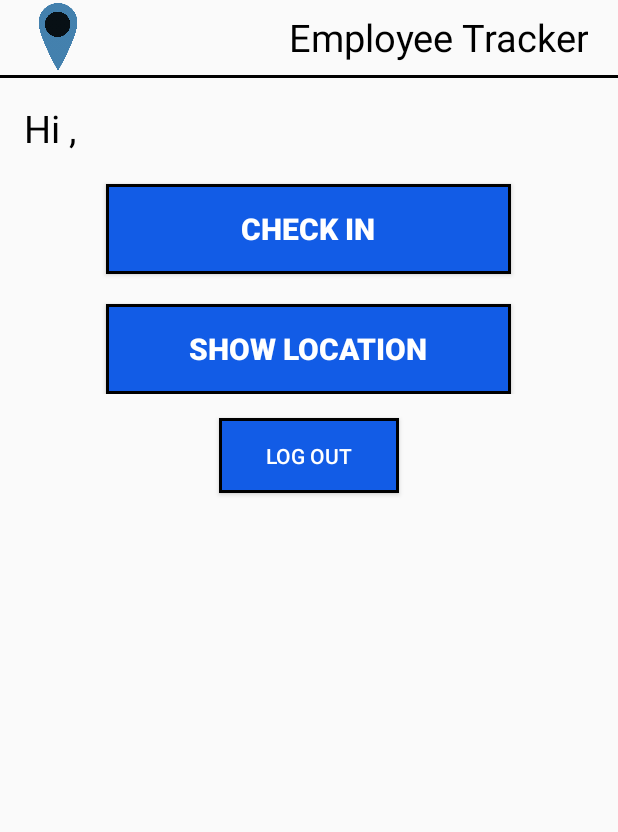
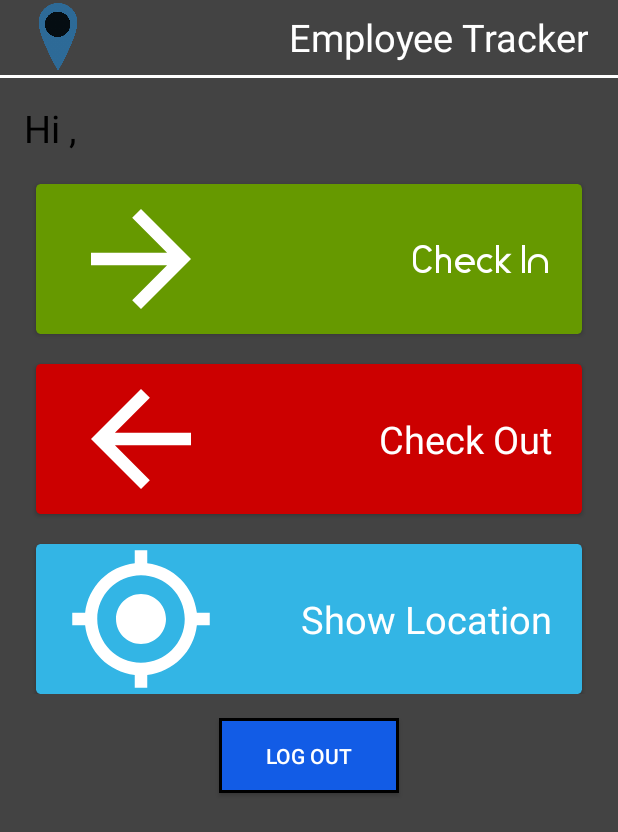
Before and after one commit to DanielJablonski/CSFair, an Android app: the CheckInActivity screen opened directly, with no data from a screen before it, on a phone screen of 412 x 824 dp. Shown: the top 832 px of the screen. Run offline under Robolectric (Android 15) with nearby library versions, the phone set to English and light mode, and no system bars; our stand-ins replace Firebase (no records; nobody signed in at launch, a user with empty details on screens opened directly).

Commit message:
Updated UI

```diff
--- a/DanielJablonskiCSFairEmployeeTracker/app/build.gradle
+++ b/DanielJablonskiCSFairEmployeeTracker/app/build.gradle
@@ -30,6 +30,9 @@ dependencies {
     compile 'com.google.android.gms:play-services-auth:10.0.1'
     compile 'com.google.firebase:firebase-database:10.0.1'
     compile 'com.google.android.gms:play-services:10.0.1'
+    compile 'com.android.support:design:25.3.0'
+    compile 'com.android.support.constraint:constraint-layout:1.0.1'
+    compile 'com.android.support:cardview-v7:25.2.0'
     testCompile 'junit:junit:4.12'
 }
 apply plugin: 'com.google.gms.google-services'
--- a/DanielJablonskiCSFairEmployeeTracker/app/src/main/AndroidManifest.xml
+++ b/DanielJablonskiCSFairEmployeeTracker/app/src/main/AndroidManifest.xml
@@ -41,7 +41,7 @@
 
         <activity
             android:name=".MapsActivity"
-            android:label="@string/title_activity_maps"></activity>
+            android:label="@string/title_activity_maps" />
     </application>
 
 </manifest>
--- a/DanielJablonskiCSFairEmployeeTracker/app/src/main/java/com/daniel/employeetracker/CheckInActivity.java
+++ b/DanielJablonskiCSFairEmployeeTracker/app/src/main/java/com/daniel/employeetracker/CheckInActivity.java
@@ -1,62 +1,66 @@
 package com.daniel.employeetracker;
 
-import android.*;
 import android.annotation.TargetApi;
 import android.content.Context;
 import android.content.Intent;
 import android.content.pm.PackageManager;
+import android.content.res.AssetManager;
+import android.graphics.Typeface;
 import android.location.Location;
 import android.location.LocationListener;
 import android.location.LocationManager;
 import android.os.Build;
-import android.support.annotation.NonNull;
-import android.support.annotation.Nullable;
 import android.support.v4.app.ActivityCompat;
 import android.support.v7.app.AppCompatActivity;
 import android.os.Bundle;
+import android.support.v7.widget.CardView;
 import android.util.Log;
 import android.view.View;
 import android.widget.Button;
 import android.widget.TextView;
 import android.widget.Toast;
 
-import com.google.android.gms.common.ConnectionResult;
-import com.google.android.gms.common.api.GoogleApiClient;
 import com.google.firebase.auth.FirebaseAuth;
 import com.google.firebase.auth.FirebaseUser;
 import com.google.firebase.database.DataSnapshot;
 import com.google.firebase.database.DatabaseError;
 import com.google.firebase.database.DatabaseReference;
-import com.google.firebase.database.Exclude;
 import com.google.firebase.database.FirebaseDatabase;
 import com.google.firebase.database.ValueEventListener;
 
 import java.util.HashMap;
+import java.util.Locale;
 import java.util.Map;
-import java.util.Objects;
 
 public class CheckInActivity extends AppCompatActivity{
 
-    TextView greeting;
+    TextView greeting, checkInText, checkOutText, showLocationText;
     FirebaseUser user;
-    Button checkInBtn, showLocationBtn;
+    CardView checkIn, showLocation;
     public double latitude, longitude;
     LocationManager locationManager;
     String latString, longString;
     Button logout;
     LocationListener locationListener;
 
-    @TargetApi(Build.VERSION_CODES.M)
     @Override
     protected void onCreate(Bundle savedInstanceState) {
         super.onCreate(savedInstanceState);
         setContentView(R.layout.activity_check_in);
-        checkInBtn = (Button) findViewById(R.id.checkInBtn);
+        checkIn = (CardView) findViewById(R.id.checkIn);
         user = FirebaseAuth.getInstance().getCurrentUser();
         greeting = (TextView) findViewById(R.id.helloEmployeeText);
         locationManager = (LocationManager) this.getSystemService(Context.LOCATION_SERVICE);
-        showLocationBtn = (Button) findViewById(R.id.showLocationBtn);
+        showLocation = (CardView) findViewById(R.id.showLocation);
         logout = (Button) findViewById(R.id.logOutBtn2);
+
+        AssetManager am = CheckInActivity.this.getApplicationContext().getAssets();
+        Typeface typeface = Typeface.createFromAsset(am, String.format(Locale.US, "fonts/%s", "timeburnerbold.ttf"));
+        TextView checkInText = (TextView) findViewById(R.id.checkInText);
+        TextView checkOutText = (TextView) findViewById(R.id.checkOutText);
+        TextView showLocationText = (TextView) findViewById(R.id.showLocationText);
+
+        checkInText.setTypeface(typeface);
 
         //Logs user out
         logout.setOnClickListener(new View.OnClickListener() {
@@ -77,7 +81,7 @@ public class CheckInActivity extends AppCompatActivity{
         }
 
         //Waits for user to check in and runs the following code
-        checkInBtn.setOnClickListener(new View.OnClickListener() {
+        checkIn.setOnClickListener(new View.OnClickListener() {
             @Override
             public void onClick(View v) {
                 System.out.println("Button clicked");
@@ -123,7 +127,7 @@ public class CheckInActivity extends AppCompatActivity{
         });
 
         //Launches maps activity that shows location
-        showLocationBtn.setOnClickListener(new View.OnClickListener() {
+        showLocation.setOnClickListener(new View.OnClickListener() {
             @Override
             public void onClick(View v) {
                 checkLocation();
--- /dev/null
+++ b/DanielJablonskiCSFairEmployeeTracker/app/src/main/res/drawable/ic_arrow_back_white_24dp.xml
@@ -0,0 +1,9 @@
+<vector xmlns:android="http://schemas.android.com/apk/res/android"
+        android:width="24dp"
+        android:height="24dp"
+        android:viewportWidth="24.0"
+        android:viewportHeight="24.0">
+    <path
+        android:fillColor="#FFFFFFFF"
+        android:pathData="M20,11H7.83l5.59,-5.59L12,4l-8,8 8,8 1.41,-1.41L7.83,13H20v-2z"/>
+</vector>
--- /dev/null
+++ b/DanielJablonskiCSFairEmployeeTracker/app/src/main/res/drawable/ic_arrow_forward_black_24dp.xml
@@ -0,0 +1,9 @@
+<vector xmlns:android="http://schemas.android.com/apk/res/android"
+        android:width="24dp"
+        android:height="24dp"
+        android:viewportWidth="24.0"
+        android:viewportHeight="24.0">
+    <path
+        android:fillColor="#ffffff"
+        android:pathData="M12,4l-1.41,1.41L16.17,11H4v2h12.17l-5.58,5.59L12,20l8,-8z"/>
+</vector>
--- /dev/null
+++ b/DanielJablonskiCSFairEmployeeTracker/app/src/main/res/drawable/ic_gps_fixed_black_24dp.xml
@@ -0,0 +1,9 @@
+<vector xmlns:android="http://schemas.android.com/apk/res/android"
+        android:width="24dp"
+        android:height="24dp"
+        android:viewportWidth="24.0"
+        android:viewportHeight="24.0">
+    <path
+        android:fillColor="#ffffffff"
+        android:pathData="M12,8c-2.21,0 -4,1.79 -4,4s1.79,4 4,4 4,-1.79 4,-4 -1.79,-4 -4,-4zM20.94,11c-0.46,-4.17 -3.77,-7.48 -7.94,-7.94L13,1h-2v2.06C6.83,3.52 3.52,6.83 3.06,11L1,11v2h2.06c0.46,4.17 3.77,7.48 7.94,7.94L11,23h2v-2.06c4.17,-0.46 7.48,-3.77 7.94,-7.94L23,13v-2h-2.06zM12,19c-3.87,0 -7,-3.13 -7,-7s3.13,-7 7,-7 7,3.13 7,7 -3.13,7 -7,7z"/>
+</vector>
--- a/DanielJablonskiCSFairEmployeeTracker/app/src/main/res/layout/activity_check_in.xml
+++ b/DanielJablonskiCSFairEmployeeTracker/app/src/main/res/layout/activity_check_in.xml
@@ -1,11 +1,11 @@
 <?xml version="1.0" encoding="utf-8"?>
-<LinearLayout
-    xmlns:android="http://schemas.android.com/apk/res/android"
+<LinearLayout xmlns:android="http://schemas.android.com/apk/res/android"
     xmlns:tools="http://schemas.android.com/tools"
     android:layout_width="match_parent"
     android:layout_height="match_parent"
-    android:orientation="vertical"
-    >
+    android:background="#434343"
+    xmlns:app="http://schemas.android.com/apk/res-auto"
+    android:orientation="vertical">
 
     <LinearLayout
         android:layout_width="match_parent"
@@ -25,7 +25,7 @@
                 android:layout_height="wrap_content"
                 android:text="Employee Tracker"
                 android:layout_marginEnd="20dp"
-                android:textColor="#000000"
+                android:textColor="#ffffff"
                 android:textSize="25sp"
                 android:textAlignment="viewEnd"/>
 
@@ -35,7 +35,7 @@
     <View
         android:layout_width="match_parent"
         android:layout_height="2dp"
-        android:background="#000000"></View>
+        android:background="#ffffff"></View>
 <LinearLayout
     android:id="@+id/activity_check_in"
     android:layout_width="match_parent"
@@ -57,36 +57,98 @@
         android:textSize="25sp"
         android:id="@+id/helloEmployeeText" />
 
-    <Button
+
+    <android.support.v7.widget.CardView
+        android:id="@+id/checkIn"
+        android:layout_width="match_parent"
+        android:layout_height="100dp"
+        android:layout_marginEnd="8dp"
+        android:layout_marginStart="8dp"
+        android:layout_marginTop="20dp"
+        app:cardBackgroundColor="@android:color/holo_green_dark"
+        app:cardCornerRadius="3dp">
+
+        <ImageView
+            android:layout_width="100dp"
+            android:layout_height="100dp"
+            android:layout_marginStart="20dp"
+            android:src="@drawable/ic_arrow_forward_black_24dp" />
+
+        <TextView
+            android:id="@+id/checkInText"
             android:layout_width="wrap_content"
             android:layout_height="wrap_content"
+            android:layout_gravity="end|center_vertical"
+            android:layout_marginEnd="20dp"
             android:text="Check In"
-        android:layout_gravity="center"
+            android:textColor="#ffffff"
+            android:textSize="25sp" />
+
+    </android.support.v7.widget.CardView>
+
+    <android.support.v7.widget.CardView
+        android:id="@+id/checkOut"
+        android:layout_width="match_parent"
+        android:layout_height="100dp"
+        android:layout_marginEnd="8dp"
+        android:layout_marginStart="8dp"
         android:layout_marginTop="20dp"
-        android:textSize="20sp"
-        android:textColor="#ffffff"
-        android:textStyle="bold"
-        android:id="@+id/checkInBtn"
-        android:background="@drawable/buttonshape"/>
+        app:cardBackgroundColor="@android:color/holo_red_dark"
+        app:cardCornerRadius="3dp">
 
-    <Button
-        android:text="Show Location"
+        <ImageView
+            android:layout_width="100dp"
+            android:layout_height="100dp"
+            android:layout_marginStart="20dp"
+            android:src="@drawable/ic_arrow_back_white_24dp" />
+
+        <TextView
+            android:id="@+id/checkOutText"
             android:layout_width="wrap_content"
             android:layout_height="wrap_content"
-        android:id="@+id/showLocationBtn"
-        android:background="@drawable/buttonshape"
+            android:layout_gravity="end|center_vertical"
+            android:layout_marginEnd="20dp"
+            android:text="Check Out"
+            android:textColor="#ffffff"
+            android:textSize="25sp" />
+
+    </android.support.v7.widget.CardView>
+
+    <android.support.v7.widget.CardView
+        android:id="@+id/showLocation"
+        android:layout_width="match_parent"
+        android:layout_height="100dp"
+        android:layout_marginEnd="8dp"
+        android:layout_marginStart="8dp"
         android:layout_marginTop="20dp"
-        android:textSize="20sp"
+        app:cardBackgroundColor="@android:color/holo_blue_light"
+        app:cardCornerRadius="3dp">
+
+        <ImageView
+            android:layout_width="100dp"
+            android:layout_height="100dp"
+            android:layout_marginStart="20dp"
+            android:src="@drawable/ic_gps_fixed_black_24dp" />
+
+        <TextView
+            android:id="@+id/showLocationText"
+            android:layout_width="wrap_content"
+            android:layout_height="wrap_content"
+            android:layout_gravity="end|center_vertical"
+            android:layout_marginEnd="20dp"
+            android:text="Show Location"
             android:textColor="#ffffff"
-        android:textStyle="normal|bold" />
+            android:textSize="25sp" />
+    </android.support.v7.widget.CardView>
+
 </LinearLayout>
 
     <Button
+        android:id="@+id/logOutBtn2"
         android:layout_width="120dp"
         android:layout_height="50dp"
+        android:layout_gravity="center|bottom"
         android:background="@drawable/buttonshape"
         android:text="Log out"
-        android:id="@+id/logOutBtn2"
-        android:layout_gravity="center|bottom"
-        android:textColor="#ffffff"/>
+        android:textColor="#ffffff" />
 </LinearLayout>
--- a/DanielJablonskiCSFairEmployeeTracker/app/src/main/res/values/dimens.xml
+++ b/DanielJablonskiCSFairEmployeeTracker/app/src/main/res/values/dimens.xml
@@ -2,4 +2,7 @@
     <!-- Default screen margins, per the Android Design guidelines. -->
     <dimen name="activity_horizontal_margin">16dp</dimen>
     <dimen name="activity_vertical_margin">16dp</dimen>
+    <dimen name="nav_header_vertical_spacing">16dp</dimen>
+    <dimen name="nav_header_height">160dp</dimen>
+    <dimen name="fab_margin">16dp</dimen>
 </resources>
--- a/DanielJablonskiCSFairEmployeeTracker/app/src/main/res/values/strings.xml
+++ b/DanielJablonskiCSFairEmployeeTracker/app/src/main/res/values/strings.xml
@@ -2,4 +2,10 @@
     <string name="app_name">Employee Tracker</string>
     <string name="facebook_app_id">1685933385055704</string>
     <string name="title_activity_maps">Map</string>
+    <string name="title_activity_main2">Main2Activity</string>
+
+    <string name="navigation_drawer_open">Open navigation drawer</string>
+    <string name="navigation_drawer_close">Close navigation drawer</string>
+
+    <string name="action_settings">Settings</string>
 </resources>
--- a/DanielJablonskiCSFairEmployeeTracker/app/src/main/res/values/styles.xml
+++ b/DanielJablonskiCSFairEmployeeTracker/app/src/main/res/values/styles.xml
@@ -8,4 +8,8 @@
         <item name="colorAccent">@color/colorAccent</item>
     </style>
 
+    <style name="AppTheme.AppBarOverlay" parent="ThemeOverlay.AppCompat.Dark.ActionBar" />
+
+    <style name="AppTheme.PopupOverlay" parent="ThemeOverlay.AppCompat.Light" />
+
 </resources>
--- a/DanielJablonskiCSFairEmployeeTracker/build.gradle
+++ b/DanielJablonskiCSFairEmployeeTracker/build.gradle
@@ -5,7 +5,7 @@ buildscript {
         mavenCentral()
     }
     dependencies {
-        classpath 'com.android.tools.build:gradle:2.3.0'
+        classpath 'com.android.tools.build:gradle:2.3.1'
         classpath 'com.google.gms:google-services:3.0.0'
         // NOTE: Do not place your application dependencies here; they belong
         // in the individual module build.gradle files
```
Also changed, not shown: DanielJablonskiCSFairEmployeeTracker/app/src/main/assets/fonts/timeburnerbold.ttf (added), DanielJablonskiCSFairEmployeeTracker/app/src/main/ic_launcher-web.png (added), DanielJablonskiCSFairEmployeeTracker/app/src/main/res/mipmap-hdpi/ic_launcher.png, DanielJablonskiCSFairEmployeeTracker/app/src/main/res/mipmap-mdpi/ic_launcher.png, DanielJablonskiCSFairEmployeeTracker/app/src/main/res/mipmap-xhdpi/ic_launcher.png, DanielJablonskiCSFairEmployeeTracker/app/src/main/res/mipmap-xxhdpi/ic_launcher.png, DanielJablonskiCSFairEmployeeTracker/app/src/main/res/mipmap-xxxhdpi/ic_launcher.png. Lines whose indentation alone changed are shown as unchanged.
